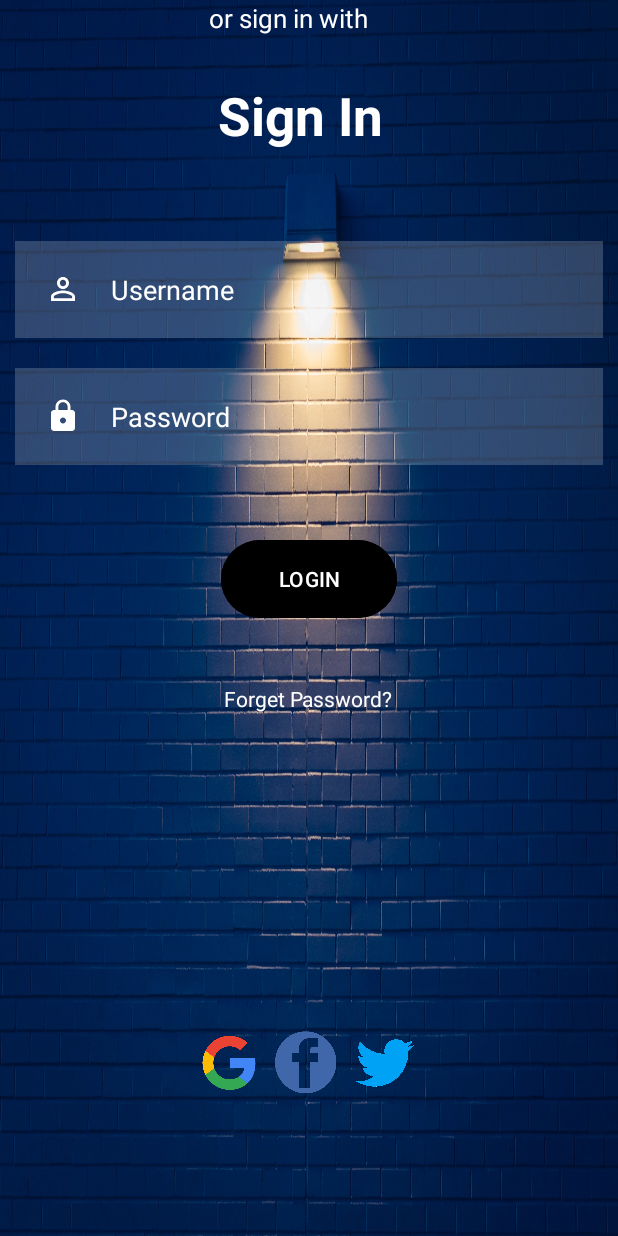
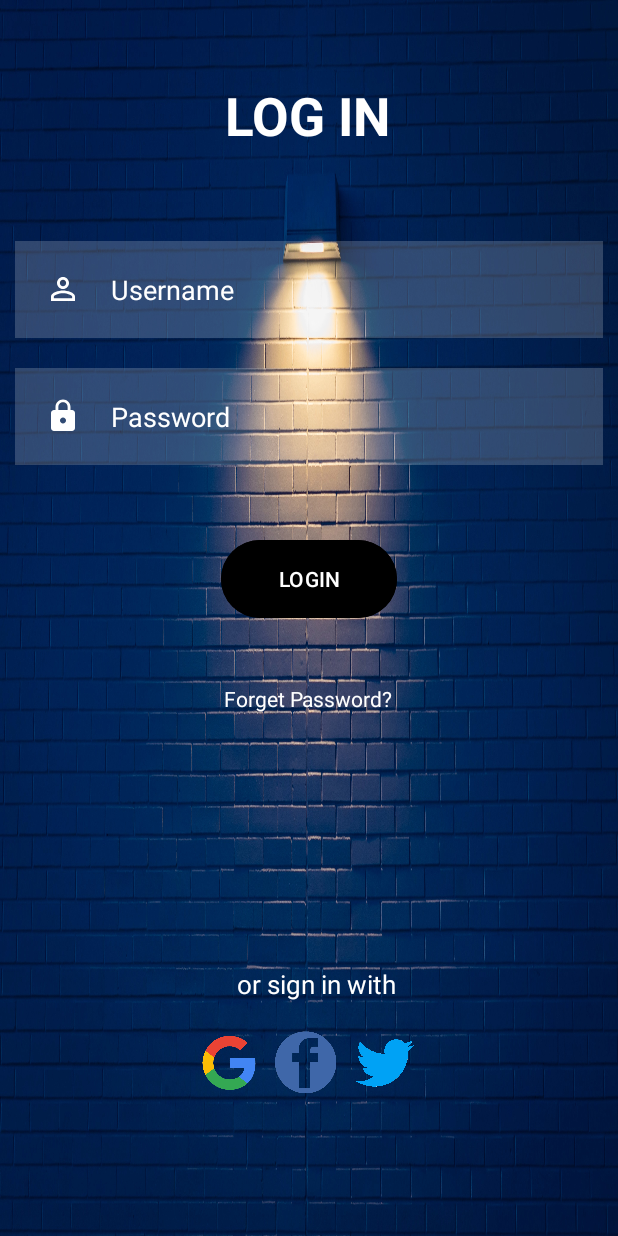
Before and after one commit to teeshaa/pathfinder-app, an Android app: the screen it shows after launch (MainActivity), on a phone screen of 412 x 824 dp. Run offline under Robolectric (Android 15) with nearby library versions, the light colour scheme and no system bars.

Commit message:
Login page updated

```diff
--- a/app/src/main/res/layout/activity_main.xml
+++ b/app/src/main/res/layout/activity_main.xml
@@ -23,7 +23,7 @@
         android:layout_marginRight="148dp"
         android:layout_marginBottom="50dp"
         android:gravity="center"
-        android:text="Sign In "
+        android:text="LOG IN"
         android:textColor="@color/white"
         android:textSize="35dp"
         android:textStyle="bold" />
@@ -99,13 +99,14 @@
         android:layout_alignStart="@+id/password"
         android:layout_alignLeft="@+id/password"
         android:layout_alignParentEnd="true"
+
         android:layout_alignParentRight="true"
-
-        android:layout_marginStart="129dp"
-        android:layout_marginLeft="129dp"
-        android:layout_marginEnd="138dp"
-        android:layout_marginRight="138dp"
-        android:layout_marginBottom="664dp"
+        android:layout_alignParentBottom="true"
+        android:layout_marginStart="148dp"
+        android:layout_marginLeft="148dp"
+        android:layout_marginEnd="119dp"
+        android:layout_marginRight="119dp"
+        android:layout_marginBottom="136dp"
         android:paddingBottom="20dp"
         android:text="or sign in with"
         android:textColor="@color/white"
```
